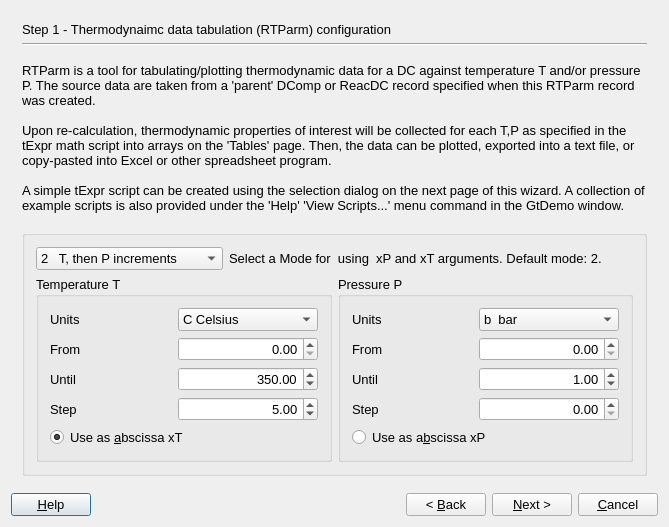
The window that gems3/vizor4/dlg4/RTparmWizard4.ui (gemshub/GEMSGUI) describes before a commit, drawn with Qt 5.
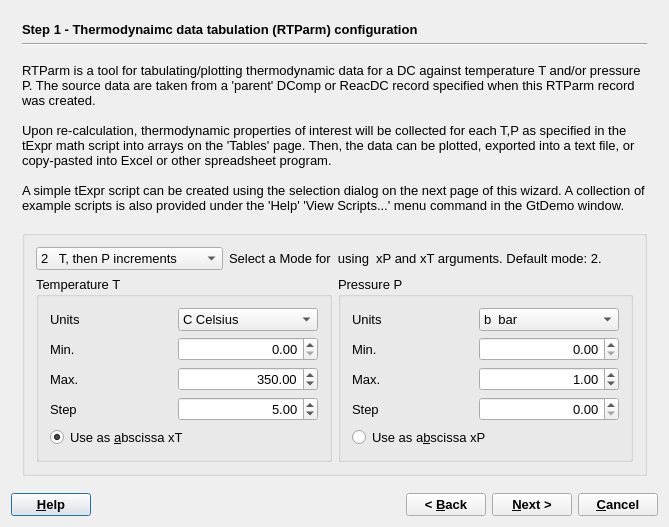
The same window after the commit.

What changed in the file:
```diff
--- a/gems3/vizor4/dlg4/RTparmWizard4.ui
+++ b/gems3/vizor4/dlg4/RTparmWizard4.ui
@@ -49,6 +49,12 @@
            <verstretch>0</verstretch>
           </sizepolicy>
          </property>
+         <property name="font">
+          <font>
+           <weight>75</weight>
+           <bold>true</bold>
+          </font>
+         </property>
          <property name="text">
           <string>Step 1 - Thermodynaimc data tabulation (RTParm) configuration</string>
          </property>
@@ -203,7 +209,7 @@
              <item row="1" column="0">
               <widget class="QLabel" name="label_9">
                <property name="text">
-                <string>From</string>
+                <string>Min.</string>
                </property>
               </widget>
              </item>
@@ -232,7 +238,7 @@
              <item row="2" column="0">
               <widget class="QLabel" name="label_10">
                <property name="text">
-                <string>Until</string>
+                <string>Max.</string>
                </property>
               </widget>
              </item>
@@ -357,7 +363,7 @@
              <item row="1" column="0">
               <widget class="QLabel" name="label_5">
                <property name="text">
-                <string>From</string>
+                <string>Min.</string>
                </property>
               </widget>
              </item>
@@ -395,7 +401,7 @@
              <item row="2" column="0">
               <widget class="QLabel" name="label_6">
                <property name="text">
-                <string>Until</string>
+                <string>Max.</string>
                </property>
               </widget>
              </item>
@@ -1107,6 +1113,12 @@
     <layout class="QHBoxLayout">
      <item>
       <widget class="QPushButton" name="pHelp">
+       <property name="font">
+        <font>
+         <weight>75</weight>
+         <bold>true</bold>
+        </font>
+       </property>
        <property name="text">
         <string>&amp;Help</string>
        </property>
@@ -1127,6 +1139,12 @@
      </item>
      <item>
       <widget class="QPushButton" name="pBack">
+       <property name="font">
+        <font>
+         <weight>75</weight>
+         <bold>true</bold>
+        </font>
+       </property>
        <property name="text">
         <string>&lt; &amp;Back</string>
        </property>
@@ -1134,6 +1152,12 @@
      </item>
      <item>
       <widget class="QPushButton" name="pNext">
+       <property name="font">
+        <font>
+         <weight>75</weight>
+         <bold>true</bold>
+        </font>
+       </property>
        <property name="text">
         <string>&amp;Next &gt;</string>
        </property>
@@ -1141,6 +1165,12 @@
      </item>
      <item>
       <widget class="QPushButton" name="pCancel">
+       <property name="font">
+        <font>
+         <weight>75</weight>
+         <bold>true</bold>
+        </font>
+       </property>
        <property name="text">
         <string>&amp;Cancel</string>
        </property>
```
Left out of the diff: 18 changed lines with no effect on the pictures.
